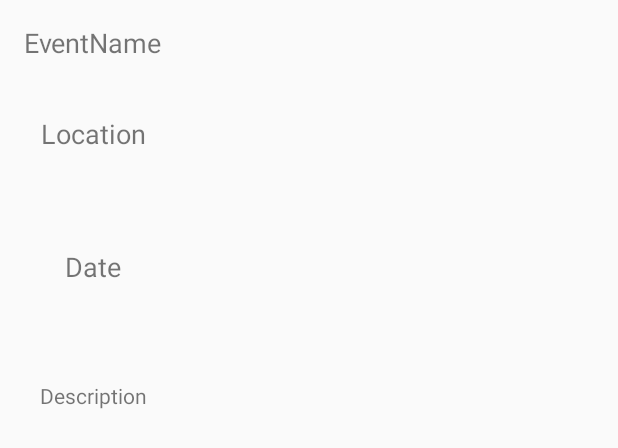
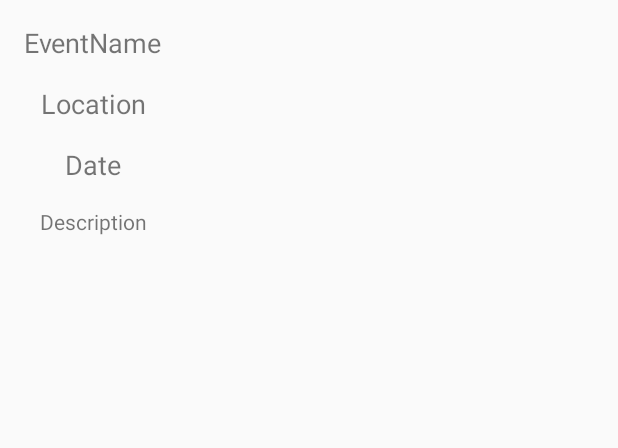
Before and after one commit to nagycsongor98/CalendarApp, an Android app: the layout home_event_item.xml on its own in the app's theme, with its tools: preview values and no code run, on a phone screen of 412 x 824 dp. Shown: the top 448 px of the screen. Run offline under Robolectric (Android 15) with nearby library versions, the phone set to English and light mode, and no system bars.

```diff
--- a/app/build.gradle
+++ b/app/build.gradle
@@ -34,4 +34,5 @@ dependencies {
     androidTestImplementation 'androidx.test:runner:1.2.0'
     androidTestImplementation 'androidx.test.espresso:espresso-core:3.2.0'
     implementation 'androidx.recyclerview:recyclerview:1.0.0'
+    implementation 'com.google.android.material:material:1.0.0'
 }
--- a/app/src/main/java/com/nagycsongor/calendarapp/LoginActivity.java
+++ b/app/src/main/java/com/nagycsongor/calendarapp/LoginActivity.java
@@ -97,6 +97,7 @@ public class LoginActivity extends AppCompatActivity {
                     if (userExist.getEmail().equals(email) && userExist.getPassword().equals(hashPassword)){
                         progressBar.setVisibility(View.VISIBLE);
                         mEditor.putString("email", email);
+                        mEditor.putString("userKey", userSnapshot.getKey());
                         mEditor.commit();
 
                         Intent intent = new Intent(LoginActivity.this,MainActivity.class);
--- a/app/src/main/res/layout/home_event_item.xml
+++ b/app/src/main/res/layout/home_event_item.xml
@@ -13,8 +13,10 @@
         android:layout_marginStart="16dp"
         android:layout_marginTop="16dp"
         android:layout_marginEnd="16dp"
+        android:layout_marginBottom="8dp"
         android:text="EventName"
         android:textSize="18sp"
+        app:layout_constraintBottom_toTopOf="@+id/homeLocation"
         app:layout_constraintEnd_toEndOf="parent"
         app:layout_constraintStart_toStartOf="parent"
         app:layout_constraintTop_toTopOf="parent" />
@@ -23,8 +25,8 @@
         android:id="@+id/homeLocation"
         android:layout_width="wrap_content"
         android:layout_height="wrap_content"
-        android:layout_marginTop="36dp"
-        android:layout_marginBottom="32dp"
+        android:layout_marginTop="8dp"
+        android:layout_marginBottom="8dp"
         android:text="Location"
         android:textSize="18sp"
         app:layout_constraintBottom_toTopOf="@+id/homeDate"
@@ -36,8 +38,8 @@
         android:id="@+id/homeDate"
         android:layout_width="wrap_content"
         android:layout_height="wrap_content"
-        android:layout_marginTop="32dp"
-        android:layout_marginBottom="32dp"
+        android:layout_marginTop="8dp"
+        android:layout_marginBottom="8dp"
         android:text="Date"
         android:textSize="18sp"
         app:layout_constraintBottom_toTopOf="@+id/homeDescription"
@@ -49,8 +51,8 @@
         android:id="@+id/homeDescription"
         android:layout_width="wrap_content"
         android:layout_height="wrap_content"
-        android:layout_marginTop="32dp"
-        android:layout_marginBottom="32dp"
+        android:layout_marginTop="8dp"
+        android:layout_marginBottom="16dp"
         android:text="Description"
         app:layout_constraintBottom_toBottomOf="parent"
         app:layout_constraintEnd_toEndOf="parent"
```
Also changed, not shown: app/src/main/java/com/nagycsongor/calendarapp/HomeEventAdapter.java (+8 -2 lines), app/src/main/java/com/nagycsongor/calendarapp/MainActivity.java (+67 -9 lines), app/src/main/res/layout/activity_main.xml (+14 -1 lines).
